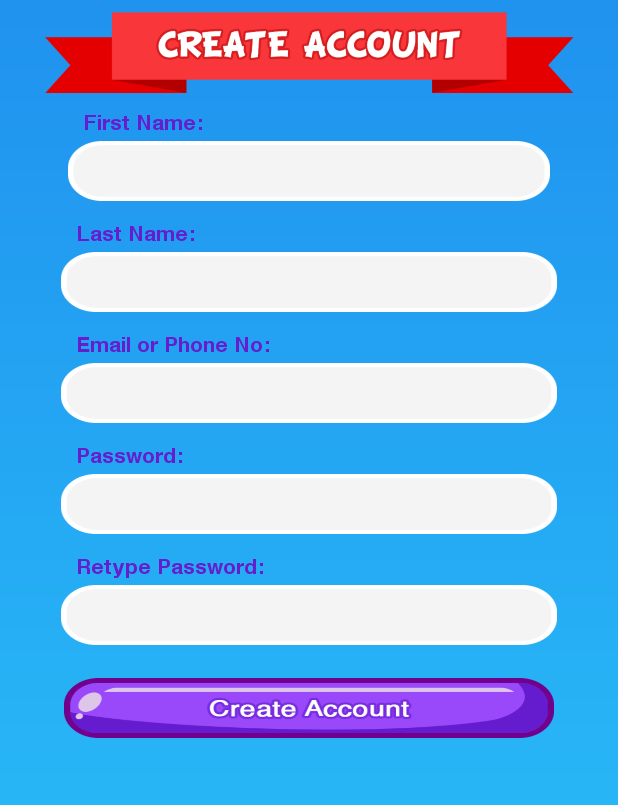
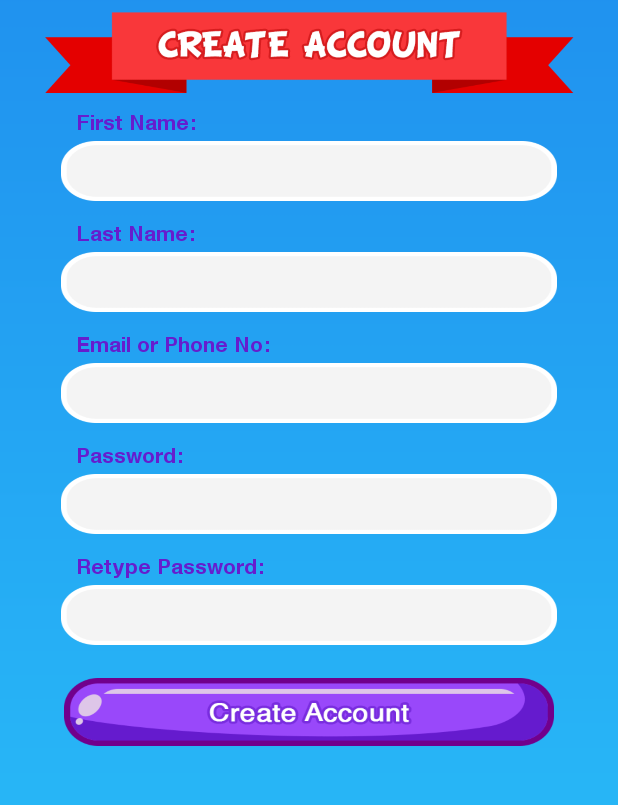
Before and after one commit to DaxCorner/My-Audio-Story-Android, an Android app: the SignUpActivity screen opened directly, with no data from a screen before it, on a phone screen of 412 x 824 dp, the part 225-1030 px from its top. Run offline under Robolectric (Android 15) with nearby library versions, the phone set to English and light mode, and no system bars.

Commit message:
Init commit

```diff
--- a/app/src/main/AndroidManifest.xml
+++ b/app/src/main/AndroidManifest.xml
@@ -13,7 +13,8 @@
         <activity android:name=".StartRecordingActivity"></activity>
         <activity android:name=".LibraryActivity" />
         <activity android:name=".ListenAudioStory" />
-        <activity android:name=".SignUpActivity" />
+        <activity android:name=".SignUpActivity"
+            android:windowSoftInputMode="stateHidden"/>
         <activity android:name=".ShareStory" />
         <activity android:name=".RecordedAudioActivity" />
         <activity android:name=".RecordOwnAudioActivity" />
--- a/app/src/main/java/com/doozycod/childrenaudiobook/MainActivity.java
+++ b/app/src/main/java/com/doozycod/childrenaudiobook/MainActivity.java
@@ -43,7 +43,7 @@ public class MainActivity extends AppCompatActivity {
         home_btn.setOnClickListener(new View.OnClickListener() {
             @Override
             public void onClick(View v) {
-                startActivity(new Intent(MainActivity.this, RecordOwnAudioActivity.class));
+//                startActivity(new Intent(MainActivity.this, RecordOwnAudioActivity.class));
             }
         });
         login_btn.setOnClickListener(new View.OnClickListener() {
@@ -109,15 +109,13 @@ public class MainActivity extends AppCompatActivity {
     @Override
     public void onBackPressed() {
 
-        if (isPressed == true) {
+        if (isPressed) {
             ShowPopupRating(view);
             isPressed = false;
 
         } else {
             isPressed = false;
             finish();
-
-
         }
 
     }
--- a/app/src/main/java/com/doozycod/childrenaudiobook/RecyclerAdapter.java
+++ b/app/src/main/java/com/doozycod/childrenaudiobook/RecyclerAdapter.java
@@ -3,6 +3,7 @@ package com.doozycod.childrenaudiobook;
 import android.app.Dialog;
 import android.content.Context;
 import android.graphics.Color;
+import android.graphics.Typeface;
 import android.graphics.drawable.ColorDrawable;
 import android.support.annotation.NonNull;
 import android.support.v7.widget.RecyclerView;
@@ -40,6 +41,7 @@ public class RecyclerAdapter extends RecyclerView.Adapter<RecyclerAdapter.Recycl
     public void onBindViewHolder(@NonNull RecyclerAdapter.RecyclerHolder holder, int i) {
 
         holder.book_name_txt.setText(book_name[i]);
+
         if (i % 2 == 1) {
             holder.relativeLayout.setBackground(holder.relativeLayout.getResources().getDrawable(light_line));
         } else {
@@ -71,6 +73,7 @@ public class RecyclerAdapter extends RecyclerView.Adapter<RecyclerAdapter.Recycl
             relativeLayout = itemView.findViewById(R.id.recycler_layout);
             delete_story_btn = itemView.findViewById(R.id.delete_story_btn);
 
+
         }
     }
 
--- a/app/src/main/res/layout/activity_sign_up.xml
+++ b/app/src/main/res/layout/activity_sign_up.xml
@@ -78,8 +78,8 @@
                 <LinearLayout
                     android:layout_width="match_parent"
                     android:layout_height="wrap_content"
-                    android:layout_marginStart="30dp"
-                    android:layout_marginEnd="30dp"
+                    android:layout_marginStart="25dp"
+                    android:layout_marginEnd="25dp"
                     android:orientation="vertical">
 
                     <TextView
@@ -210,7 +210,7 @@
                     <Button
                         android:id="@+id/sign_upactivity_btn"
                         android:layout_width="match_parent"
-                        android:layout_height="40dp"
+                        android:layout_height="45dp"
                         android:layout_marginStart="25dp"
                         android:layout_marginTop="20dp"
                         android:layout_marginEnd="25dp"
```
Also changed, not shown: app/src/main/res/drawable/ic_launcher_background.xml (+4 -4 lines), app/src/main/ic_launcher-web.png, app/src/main/res/mipmap-hdpi/ic_launcher.png, app/src/main/res/mipmap-hdpi/ic_launcher_round.png, app/src/main/res/mipmap-mdpi/ic_launcher.png, app/src/main/res/mipmap-mdpi/ic_launcher_round.png, app/src/main/res/mipmap-xhdpi/ic_launcher.png, app/src/main/res/mipmap-xhdpi/ic_launcher_round.png, app/src/main/res/mipmap-xxhdpi/ic_launcher.png, app/src/main/res/mipmap-xxhdpi/ic_launcher_round.png, app/src/main/res/mipmap-xxxhdpi/ic_launcher.png, app/src/main/res/mipmap-xxxhdpi/ic_launcher_round.png.
